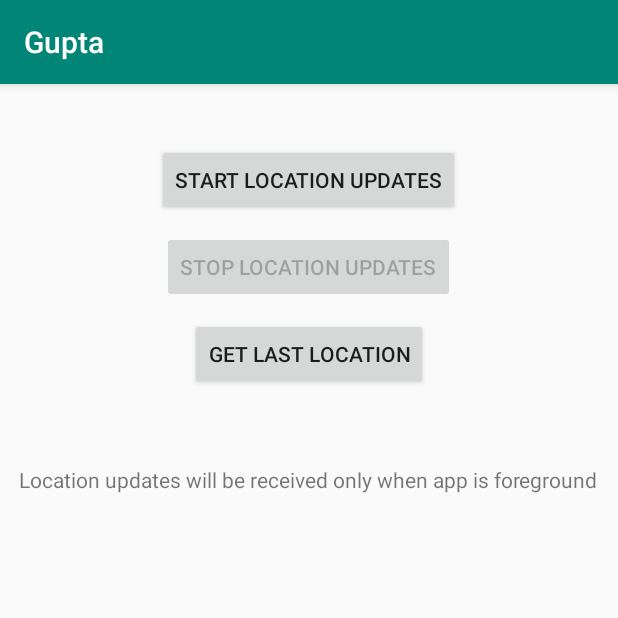
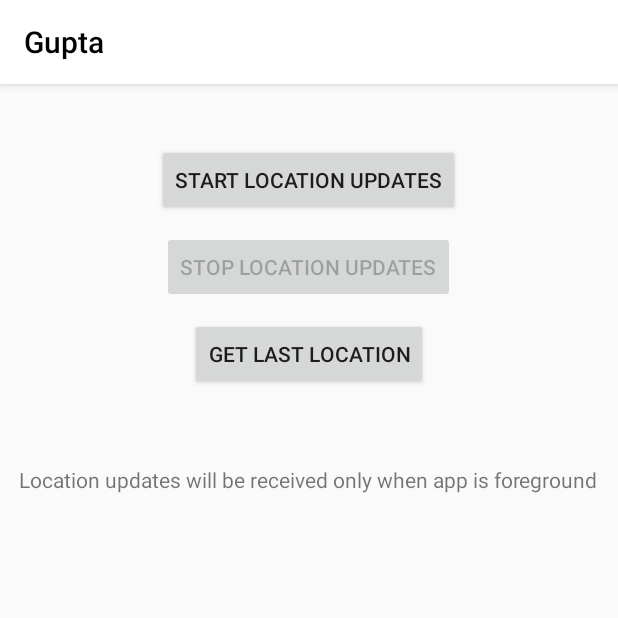
Before and after one commit to Ryanhustler420/LocationManager-Android, an Android app: the screen it shows after launch (MainActivity), on a phone screen of 412 x 824 dp, the top half of it. Run offline under Robolectric (Android 15) with nearby library versions, the phone set to English and light mode, and no system bars; libraries missing offline, so code that uses them is left out: com.karumi.dexter.

Commit message:
Fix resource linked failed error

```diff
--- a/app/app/src/main/java/com/example/guptagaurav/MainActivity.java
+++ b/app/app/src/main/java/com/example/guptagaurav/MainActivity.java
@@ -8,13 +8,18 @@ import android.content.IntentSender;
 import android.content.pm.PackageManager;
 import android.location.Location;
 import android.net.Uri;
+import android.os.Build;
 import android.os.Looper;
 import android.provider.Settings;
 import androidx.annotation.NonNull;
 import androidx.annotation.Nullable;
+import androidx.appcompat.widget.Toolbar;
 import androidx.core.app.ActivityCompat;
 import androidx.appcompat.app.AppCompatActivity;
+import androidx.core.content.ContextCompat;
+
 import android.os.Bundle;
+import android.text.Html;
 import android.util.Log;
 import android.view.View;
 import android.widget.Button;
@@ -46,6 +51,7 @@ import com.karumi.dexter.listener.single.PermissionListener;
 
 import java.text.DateFormat;
 import java.util.Date;
+import java.util.Objects;
 
 public class MainActivity extends AppCompatActivity implements View.OnClickListener {
 
@@ -95,6 +101,12 @@ public class MainActivity extends AppCompatActivity implements View.OnClickListe
         txtLocationResult.setOnClickListener(this);
         btnStartUpdates.setOnClickListener(this);
         btnStopUpdates.setOnClickListener(this);
+
+        if (Build.VERSION.SDK_INT >= Build.VERSION_CODES.M) {
+            getWindow().getDecorView().setSystemUiVisibility(View.SYSTEM_UI_FLAG_LIGHT_STATUS_BAR);
+            //toolbar.setTitleTextColor(0xFFFFFFFF);
+            Objects.requireNonNull(getSupportActionBar()).setTitle((Html.fromHtml("<font color=\"#000\">" + getString(R.string.app_name) + "</font>")));
+        }
 
         // initialize the necessary libraries
         init();
--- a/app/app/src/main/res/values/colors.xml
+++ b/app/app/src/main/res/values/colors.xml
@@ -1,6 +1,6 @@
 <?xml version="1.0" encoding="utf-8"?>
 <resources>
-    <color name="colorPrimary">#008577</color>
-    <color name="colorPrimaryDark">#00574B</color>
-    <color name="colorAccent">#D81B60</color>
+    <color name="colorPrimary">#fff</color>
+    <color name="colorPrimaryDark">#fff</color>
+    <color name="colorAccent">#000</color>
 </resources>
--- a/app/gradle.properties
+++ b/app/gradle.properties
@@ -7,6 +7,8 @@
 # Specifies the JVM arguments used for the daemon process.
 # The setting is particularly useful for tweaking memory settings.
 org.gradle.jvmargs=-Xmx1536m
+android.useAndroidX=true
+android.enableJetifier=true
 # When configured, Gradle will run in incubating parallel mode.
 # This option should only be used with decoupled projects. More details, visit
 # http://www.gradle.org/docs/current/userguide/multi_project_builds.html#sec:decoupled_projects
```
